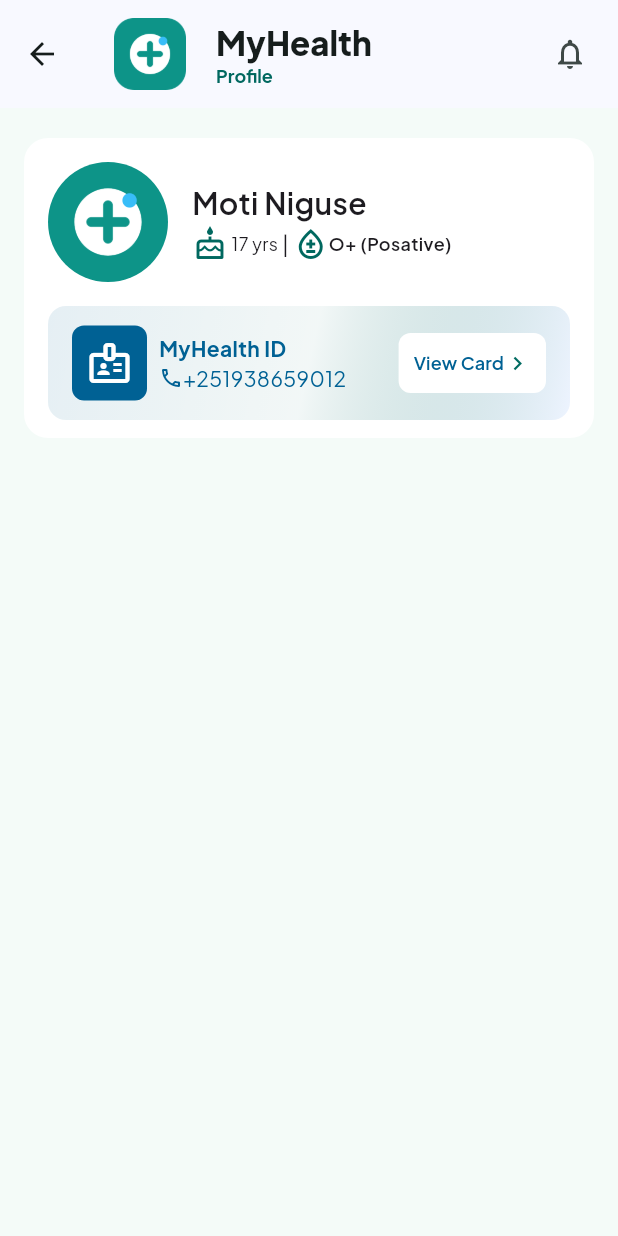
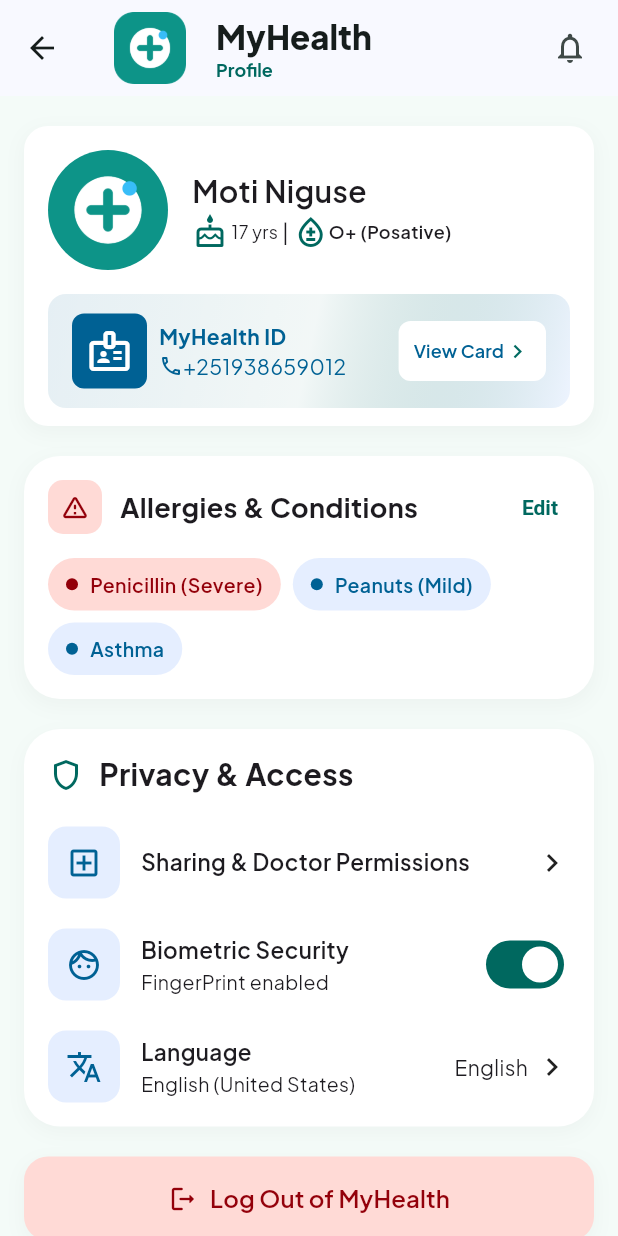
Before and after one commit to ItzBladeX/MyHealth, a Flutter app: the ProfilePage screen opened directly, on a phone screen of 412 x 824 dp. Run offline on Flutter 3.47's test engine with Material 3 defaults, Android fonts, the phone set to English and light mode, and no system bars; our stand-ins replace drift, drift_flutter, flutter_secure_storage, google_fonts; missing offline and left inert: bcrypt; accounts and stored records are empty; generated files the repository leaves out were written again.

Commit message:
v0.1.5.2 [Profile] Completed Profile Design Adjusted AppBar and NavBar size

```diff
--- a/frontend/app/lib/app_page.dart
+++ b/frontend/app/lib/app_page.dart
@@ -52,6 +52,7 @@ class _AppPageState extends State<AppPage> {
     return Scaffold(
       body: pages[currentPage],
       bottomNavigationBar: NavigationBar(
+        height: 64,
         selectedIndex: currentPage,
         onDestinationSelected: (value) {
           setState(() {
--- a/frontend/app/lib/core/constants.dart
+++ b/frontend/app/lib/core/constants.dart
@@ -17,5 +17,8 @@ abstract class ColorConstants{
   static const Color pageBackground = Color(0xFFF8F9FF);
   static const Color cardBackground = Color(0xFFFFFFFF);
   static const Color darkBlue = Color(0xFF006194);
+  static const Color lightBlue = Color(0xFFE5EEFF);
   static const Color shadowColor3 = Color(0XFFDCE9FF);
+  static const Color redBackground = Color(0xFFFFDAD6);
+  static const Color redText = Color(0xFF93000A);
 }
--- a/frontend/app/lib/features/profile/presentation/screens/profile_screen.dart
+++ b/frontend/app/lib/features/profile/presentation/screens/profile_screen.dart
@@ -1,11 +1,10 @@
+import 'package:flutter/material.dart';
+import 'package:app/features/profile/presentation/widgets/profile_app_bar.dart';
+import 'package:app/features/profile/presentation/widgets/allergies_card.dart';
 
-import 'package:flutter/material.dart';
-import 'package:app/core/constants.dart';
-import 'package:app/features/profile/presentation/widgets/profile_app_bar.dart';
-import 'package:app/features/profile/presentation/widgets/myhealth_card.dart';
-import 'package:app/features/profile/presentation/widgets/user_info.dart';
-import 'package:app/features/profile/presentation/widgets/profile_image.dart';
-
+import 'package:app/features/profile/presentation/widgets/profile_card.dart';
+import 'package:app/features/profile/presentation/widgets/permissions_card.dart';
+import 'package:app/features/profile/presentation/widgets/logout.dart';
 class ProfilePage extends StatefulWidget {
   const new({super.key});
 
@@ -16,40 +15,31 @@ class ProfilePage extends StatefulWidget {
 class _ProfilePageState extends State<ProfilePage> {
   @override
   Widget build(BuildContext context) {
-    return Scaffold(appBar: profileAppBar(), body: profileCard());
+    return Scaffold(appBar: profileAppBar(), body: Profile());
   }
+}
 
-  ListView profileCard() {
+class Profile extends StatefulWidget {
+  const new({super.key});
+
+  @override
+  State<Profile> createState() => ProfileState();
+}
+
+class ProfileState extends State<Profile> {
+  @override
+  Widget build(BuildContext context) {
     return ListView(
       children: [
-        //Profile Card
-        Center(
-          child: Container(
-            height: 200,
-            margin: EdgeInsets.only(left: 16, right: 16, top: 20),
-            constraints: BoxConstraints(maxWidth: 560),
-            decoration: BoxDecoration(
-              color: ColorConstants.cardBackground,
-              borderRadius: BorderRadius.circular(16),
-            ),
-            child: Column(
-              children: [
-                SizedBox(height: 16),
-                Row(
-                  children: [
-                    SizedBox(width: 16),
-                    profileImage(),
-                    SizedBox(width: 16),
-                    //User information [Name, ...]
-                    userInfo(),
-                  ],
-                ),
-                SizedBox(height: 16),
-                MyHealthCard(),
-              ],
-            ),
-          ),
-        ),
+        SizedBox(height: 20),
+        ProfileCard(),
+        SizedBox(height: 20),
+        AllergiesCard(),
+        SizedBox(height: 20),
+        PermissionsCard(),
+        SizedBox(height: 20),
+        LogoutButton(),
+        SizedBox(height: 20),
       ],
     );
   }
--- /dev/null
+++ b/frontend/app/lib/features/profile/presentation/widgets/allergies_card.dart
@@ -0,0 +1,160 @@
+import 'package:flutter/material.dart';
+import 'package:app/core/constants.dart';
+
+class AllergiesCard extends StatelessWidget {
+  const AllergiesCard({super.key});
+
+  @override
+  Widget build(BuildContext context) {
+    return Center(
+      child: Container(
+        // width: double.infinity,
+        margin: EdgeInsets.only(left: 16, right: 16),
+        padding: EdgeInsets.all(16),
+        constraints: BoxConstraints(maxWidth: 560),
+        decoration: BoxDecoration(
+          color: ColorConstants.cardBackground,
+          borderRadius: BorderRadius.circular(24),
+          boxShadow: [
+            BoxShadow(
+              color: Colors.black.withValues(alpha: 0.03),
+              spreadRadius: 1,
+              blurRadius: 10,
+              offset: const Offset(0, 4),
+            ),
+          ],
+        ),
+        child: Column(
+          crossAxisAlignment: CrossAxisAlignment.start,
+          mainAxisSize: MainAxisSize.min,
+          children: [
+            Row(
+              children: [
+                Container(
+                  padding: const EdgeInsets.all(8),
+                  decoration: BoxDecoration(
+                    color: ColorConstants.redBackground,
+                    borderRadius: BorderRadius.circular(10),
+                  ),
+                  child: const Icon(
+                    Icons.warning_amber_rounded,
+                    color: ColorConstants.redText,
+                    size: 20,
+                  ),
+                ),
+                const SizedBox(width: 12),
+                Expanded(
+                  child: Text(
+                    "Allergies & Conditions",
+                    style: TextStyle(
+                      fontSize: 18,
+                      fontWeight: FontWeight.bold,
+                    ),
+                  ),
+                ),
+                EditButton(),
+              ],
+            ),
+            const SizedBox(height: 16),
+            ListAllergies(),
+          ],
+        ),
+      ),
+    );
+  }
+
+
+}
+ Widget _buildMedicalChip({
+    required String label,
+    required Color dotColor,
+    required Color bgColor,
+    required Color textColor,
+  }) {
+    return Container(
+      padding: const EdgeInsets.symmetric(horizontal: 12, vertical: 8),
+      decoration: BoxDecoration(
+        color: bgColor,
+        borderRadius: BorderRadius.circular(100),
+      ),
+      child: Row(
+        mainAxisSize: MainAxisSize.min,
+        children: [
+          Container(
+            width: 8,
+            height: 8,
+            decoration: BoxDecoration(
+              color: dotColor,
+              shape: BoxShape.circle,
+            ),
+          ),
+          const SizedBox(width: 8),
+          Text(
+            label,
+            style: TextStyle(
+              fontSize: 13,
+              fontWeight: FontWeight.w600,
+              color: textColor,
+            ),
+          ),
+        ],
+      ),
+    );
+  }
+
+class ListAllergies extends StatelessWidget {
+  const new({
+    super.key,
+  });
+
+  @override
+  Widget build(BuildContext context) {
+    return Wrap(
+      spacing: 8.0,
+      runSpacing: 8.0,
+      children: [
+        _buildMedicalChip(
+          label: "Penicillin (Severe)",
+          dotColor: ColorConstants.redText,
+          bgColor: ColorConstants.redBackground,
+          textColor: ColorConstants.redText,
+        ),
+        _buildMedicalChip(
+          label: "Peanuts (Mild)",
+          dotColor: ColorConstants.darkBlue,
+          bgColor: ColorConstants.lightBlue,
+          textColor: ColorConstants.darkBlue,
+        ),
+        _buildMedicalChip(
+          label: "Asthma",
+          dotColor:  ColorConstants.darkBlue,
+          bgColor:  ColorConstants.lightBlue,
+          textColor: ColorConstants.darkBlue,
+        ),
+      ],
+    );
+  }
+}
+
+class EditButton extends StatelessWidget {
+  const new({
+    super.key,
+  });
+
+  @override
+  Widget build(BuildContext context) {
+    return TextButton(
+      onPressed: () {
+        //TODO: Add Edit Form
+      },
+      style: TextButton.styleFrom(
+        foregroundColor: ColorConstants.basecolor,
+        textStyle: const TextStyle(fontWeight: FontWeight.w600, fontSize: 14),
+        minimumSize: Size.zero,
+        padding: const EdgeInsets.symmetric(horizontal: 8, vertical: 4),
+        tapTargetSize: MaterialTapTargetSize.shrinkWrap,
+      ),
+      child: const Text("Edit"),
+    );
+  }
+}
--- /dev/null
+++ b/frontend/app/lib/features/profile/presentation/widgets/biometric_security_tile.dart
@@ -0,0 +1,63 @@
+import 'package:app/core/constants.dart';
+import 'package:flutter/material.dart';
+
+class BiometricSecurityTile extends StatefulWidget {
+  const BiometricSecurityTile({super.key});
+
+  @override
+  State<BiometricSecurityTile> createState() => _BiometricSecurityTileState();
+}
+
+class _BiometricSecurityTileState extends State<BiometricSecurityTile> {
+  bool isFaceIdEnabled = true;
+
+  @override
+  Widget build(BuildContext context) {
+    return Row(
+      children: [
+        Container(
+          width: 48,
+          height: 48,
+          decoration: BoxDecoration(
+            color: ColorConstants.lightBlue,
+            borderRadius: BorderRadius.circular(12),
+          ),
+          child: const Icon(Icons.face_outlined, color: ColorConstants.darkBlue),
+        ),
+        const SizedBox(width: 14),
+        const Expanded(
+          child: Column(
+            crossAxisAlignment: CrossAxisAlignment.start,
+            children: [
+              Text(
+                'Biometric Security',
+                style: TextStyle(
+                  fontSize: 15,
+                  fontWeight: FontWeight.w600,
+                ),
+              ),
+              SizedBox(height: 2),
+              Text(
+                'FingerPrint enabled',
+                style: TextStyle(fontSize: 13,),
+              ),
+            ],
+          ),
+        ),
+        Switch(
+          value: isFaceIdEnabled,
+          onChanged: (value) => {
+            setState(() {
+              isFaceIdEnabled = !isFaceIdEnabled;
+            }),
+          },
+          activeThumbColor: ColorConstants.cardBackground,
+          inactiveThumbColor: ColorConstants.cardBackground,
+          activeTrackColor: ColorConstants.basecolor,
+          inactiveTrackColor: ColorConstants.lightBlue,
+          trackOutlineColor: WidgetStateProperty.all(Colors.transparent),
+        ),
+      ],
+    );
+  }
+}
--- /dev/null
+++ b/frontend/app/lib/features/profile/presentation/widgets/language_tile.dart
@@ -0,0 +1,69 @@
+import 'package:app/core/constants.dart';
+import 'package:flutter/material.dart';
+
+class LanguageTile extends StatefulWidget {
+
+  const LanguageTile({
+    super.key,
+
+  });
+
+  @override
+  State<LanguageTile> createState() => _LanguageTileState();
+}
+
+class _LanguageTileState extends State<LanguageTile> {
+  final String currentLanguage = "English (United States )";
+
+  @override
+  Widget build(BuildContext context) {
+    return InkWell(
+      onTap: () =>(),
+      borderRadius: BorderRadius.circular(16),
+      child: Row(
+        children: [
+          Container(
+            width: 48,
+            height: 48,
+            decoration: BoxDecoration(
+              color: ColorConstants.lightBlue,
+              borderRadius: BorderRadius.circular(12),
+            ),
+            child: const Icon(Icons.translate, color: ColorConstants.darkBlue),
+          ),
+          const SizedBox(width: 14),
+          const Expanded(
+            child: Column(
+              crossAxisAlignment: CrossAxisAlignment.start,
+              children: [
+                Text(
+                  'Language',
+                  style: TextStyle(
+                    fontSize: 15,
+                    fontWeight: FontWeight.w600,
+                  ),
+                ),
+                SizedBox(height: 2),
+                Text(
+                  'English (United States)',
+                  style: TextStyle(fontSize: 13),
+                ),
+              ],
+            ),
+          ),
+          Row(
+            mainAxisSize: MainAxisSize.min,
+            children: [
+              const Text(
+                'English',
+                style: TextStyle(fontSize: 14),
+              ),
+              const SizedBox(width: 4),
+              const Icon(Icons.chevron_right)
+            ],
+          ),
+        ],
+      ),
+    );
+  }
+}
--- /dev/null
+++ b/frontend/app/lib/features/profile/presentation/widgets/logout.dart
@@ -0,0 +1,63 @@
+import 'package:flutter/material.dart';
+import 'package:app/core/constants.dart';
+
+class LogoutButton extends StatelessWidget {
+  const new({super.key});
+
+  @override
+  Widget build(BuildContext context) {
+    return Center(
+
+      child: Container(
+        margin: EdgeInsets.only(left: 16, right: 16),
+        constraints: BoxConstraints(maxWidth: 560),
+        decoration: BoxDecoration(
+          borderRadius: BorderRadius.circular(16),
+          boxShadow: [
+            BoxShadow(
+              color: Colors.black.withValues(alpha: 0.03),
+              spreadRadius: 1,
+              blurRadius: 10,
+              offset: const Offset(0, 4),
+            ),
+          ],
+        ),
+        child: ElevatedButton(
+          onPressed: () {
+            // Add logout login here
+          },
+          style: ElevatedButton.styleFrom(
+            elevation: 0,
+            backgroundColor: ColorConstants.redBackground,foregroundColor:ColorConstants.redText,
+            minimumSize: const Size(
+              double.infinity,
+              56,
+            ), // Full-width button layout
+            shape: RoundedRectangleBorder(
+              borderRadius: BorderRadius.circular(
+                16,
+              ), // Matches the exact corner rounding radius
+            ),
+          ),
+          child: const Row(
+            mainAxisAlignment: MainAxisAlignment.center,
+            children: [
+              Icon(
+                Icons.logout_rounded, // Matches the logout icon
+                size: 20,
+              ),
+              SizedBox(width: 8), // Gap spacing between the icon and text
+              Text(
+                'Log Out of MyHealth',
+                style: TextStyle(
+                  fontSize: 16,
+                  fontWeight: FontWeight.w600, // Medium/Semi-bold font weight
+                ),
+              ),
+            ],
+          ),
+        ),
+      ),
+    );
+  }
+}
--- a/frontend/app/lib/features/profile/presentation/widgets/myhealth_card.dart
+++ b/frontend/app/lib/features/profile/presentation/widgets/myhealth_tile.dart
@@ -1,6 +1,6 @@
 import 'package:flutter/material.dart';
 import 'package:app/core/constants.dart';
-import 'package:app/features/profile/presentation/widgets/view_card.dart';
+import 'package:app/features/profile/presentation/widgets/view_dialog.dart';
 
 class MyHealthCard extends StatefulWidget {
   const new({super.key});
--- /dev/null
+++ b/frontend/app/lib/features/profile/presentation/widgets/permissions_card.dart
@@ -0,0 +1,62 @@
+import 'package:app/core/constants.dart';
+import 'package:flutter/material.dart';
+import 'package:app/features/profile/presentation/widgets/sharing_permissions_tile.dart';
+import 'package:app/features/profile/presentation/widgets/biometric_security_tile.dart';
+import 'package:app/features/profile/presentation/widgets/language_tile.dart';
+
+class PermissionsCard extends StatelessWidget {
+  const PermissionsCard({super.key});
+
+  @override
+  Widget build(BuildContext context) {
+    return Center(
+      child: Container(
+        margin: EdgeInsets.only(left: 16, right: 16),
+        padding: const EdgeInsets.all(16),
+        constraints: BoxConstraints(maxWidth: 560),
+        decoration: BoxDecoration(
+          color: Colors.white,
+          borderRadius: BorderRadius.circular(24),
+          boxShadow: [
+            BoxShadow(
+              color: Colors.black.withValues(alpha: 0.03),
+              blurRadius: 10,
+              offset: const Offset(0, 4),
+            ),
+          ],
+        ),
+        child: Column(
+          mainAxisSize: MainAxisSize.min,
+          crossAxisAlignment: CrossAxisAlignment.start,
+          children: [
+            const _Header(),
+            const SizedBox(height: 20),
+            SharingPermissionsTile(),
+            const SizedBox(height: 20),
+            BiometricSecurityTile(),
+            const SizedBox(height: 20),
+            LanguageTile(),
+          ],
+        ),
+      ),
+    );
+  }
+}
+
+class _Header extends StatelessWidget {
+  const _Header();
+
+  @override
+  Widget build(BuildContext context) {
+    return Row(
+      children: [
+        Icon(Icons.shield_outlined, color: ColorConstants.basecolor, size: 24),
+        const SizedBox(width: 10),
+        const Text(
+          'Privacy & Access',
+          style: TextStyle(fontSize: 20, fontWeight: FontWeight.bold),
+        ),
+      ],
+    );
+  }
+}
--- a/frontend/app/lib/features/profile/presentation/widgets/profile_app_bar.dart
+++ b/frontend/app/lib/features/profile/presentation/widgets/profile_app_bar.dart
@@ -7,7 +7,7 @@ AppBar profileAppBar() {
     return AppBar(
 
       titleSpacing: 20,
-      toolbarHeight: 72,
+      toolbarHeight: 64,
       actionsPadding: EdgeInsets.all(20),
       backgroundColor: ColorConstants.pageBackground,
       title: Row(
--- a/frontend/app/lib/features/profile/presentation/widgets/profile_card.dart
+++ b/frontend/app/lib/features/profile/presentation/widgets/profile_card.dart
@@ -1,20 +1,35 @@
 import 'package:flutter/material.dart';
 import 'package:app/core/constants.dart';
-import 'package:app/features/profile/presentation/widgets/myhealth_card.dart';
+import 'package:app/features/profile/presentation/widgets/myhealth_tile.dart';
 import 'package:app/features/profile/presentation/widgets/profile_image.dart';
 import 'package:app/features/profile/presentation/widgets/user_info.dart';
 
-ListView profileCard() {
-  return ListView(
-    children: [
-      //Profile Card
-      Center(
+class ProfileCard extends StatefulWidget {
+  const new({super.key});
+
+  @override
+  State<ProfileCard> createState() => _ProfileCardState();
+}
+
+class _ProfileCardState extends State<ProfileCard> {
+  @override
+  Widget build(BuildContext context) {
+    return Center(
       child: Container(
-          margin: EdgeInsets.only(left: 16, right: 16, top: 20),
-          constraints: BoxConstraints(maxWidth: 560, minHeight: 200),
+        height: 200,
+        margin: EdgeInsets.only(left: 16, right: 16),
+        constraints: BoxConstraints(maxWidth: 560),
         decoration: BoxDecoration(
           color: ColorConstants.cardBackground,
           borderRadius: BorderRadius.circular(16),
+          boxShadow: [
+            BoxShadow(
+              color: Colors.black.withValues(alpha: 0.03),
+              spreadRadius: 1,
+              blurRadius: 10,
+              offset: const Offset(0, 4),
+            ),
+          ],
         ),
         child: Column(
           children: [
@@ -33,7 +48,6 @@ ListView profileCard() {
           ],
         ),
       ),
-      ),
-    ],
     );
   }
+}
--- /dev/null
+++ b/frontend/app/lib/features/profile/presentation/widgets/sharing_permissions_tile.dart
@@ -0,0 +1,47 @@
+import 'package:app/core/constants.dart';
+import 'package:flutter/material.dart';
+
+class SharingPermissionsTile extends StatelessWidget {
+  const SharingPermissionsTile({super.key});
+
+  @override
+  Widget build(BuildContext context) {
+    return InkWell(
+      onTap: () => {},
+      borderRadius: BorderRadius.circular(16),
+      child: Row(
+        children: [
+          Container(
+            width: 48,
+            height: 48,
+            decoration: BoxDecoration(
+              color: ColorConstants.lightBlue,
+              borderRadius: BorderRadius.circular(12),
+            ),
+            child: const Icon(
+              Icons.add_box_outlined,
+              color: ColorConstants.darkBlue,
+            ),
+          ),
+          const SizedBox(width: 14),
+          Expanded(
+            child: Column(
+              crossAxisAlignment: CrossAxisAlignment.start,
+              children: [
+                const Text(
+                  'Sharing & Doctor Permissions',
+                  style: TextStyle(
+                    fontSize: 15,
+                    fontWeight: FontWeight.w600,
+                  ),
+                ),
+                const SizedBox(height: 2),
+              ],
+            ),
+          ),
+          const Icon(Icons.chevron_right),
+        ],
+      ),
+    );
+  }
+}
```
Also changed, not shown: frontend/app/lib/features/profile/presentation/widgets/view_dialog.dart (renamed from frontend/app/lib/features/profile/presentation/widgets/view_card.dart). Lines whose indentation alone changed are shown as unchanged.
